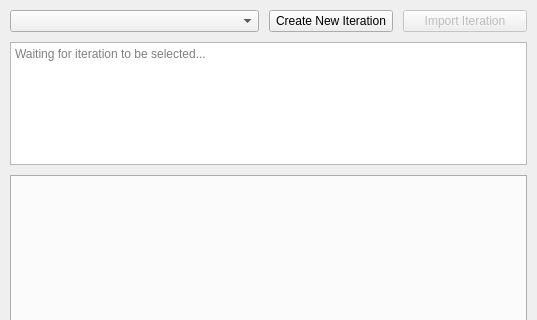
This is ui/load.ui in ONS-RossGD/OptiCORD2 as Qt 5 draws it before an edit; both pictures show x 0 to 537 and y 0 to 320 of the 537 by 553 pixel window. The edited form follows.
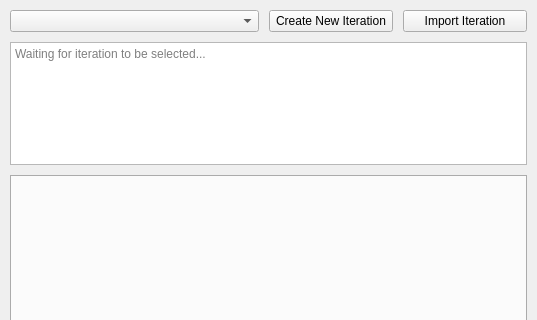
This is the edited form.

Patch:
```diff
--- a/ui/load.ui
+++ b/ui/load.ui
@@ -31,9 +31,6 @@
    </property>
    <item row="1" column="3">
     <widget class="QPushButton" name="import_iteration">
-     <property name="enabled">
-      <bool>false</bool>
-     </property>
      <property name="sizePolicy">
       <sizepolicy hsizetype="Minimum" vsizetype="Fixed">
        <horstretch>1</horstretch>
```
